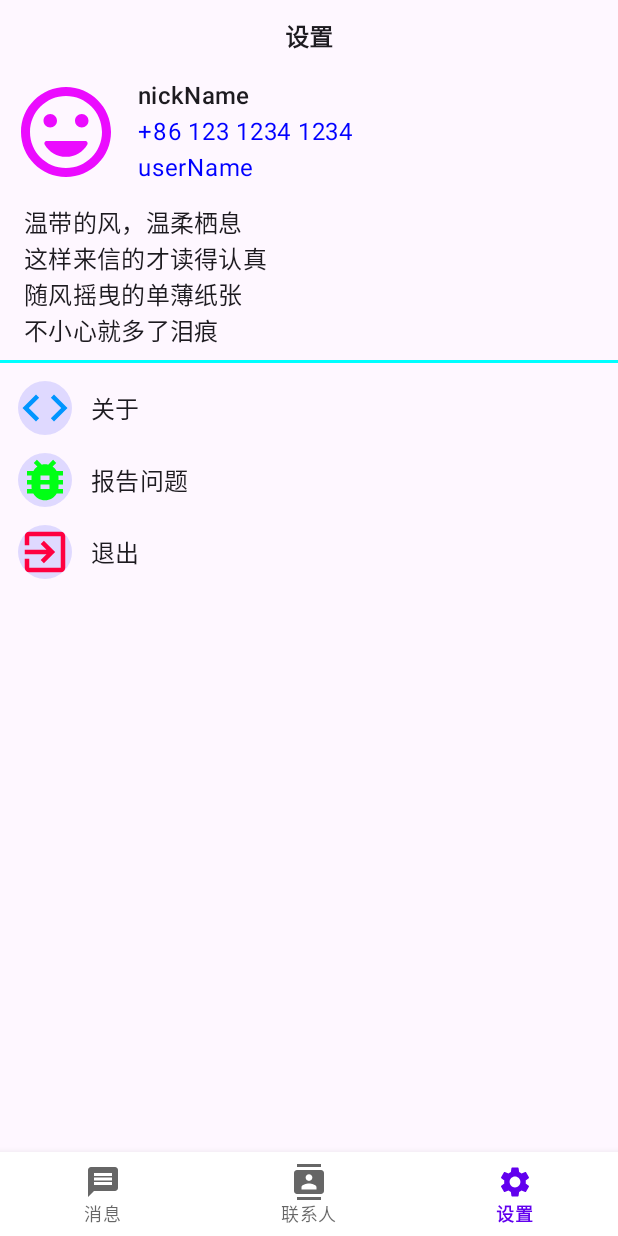
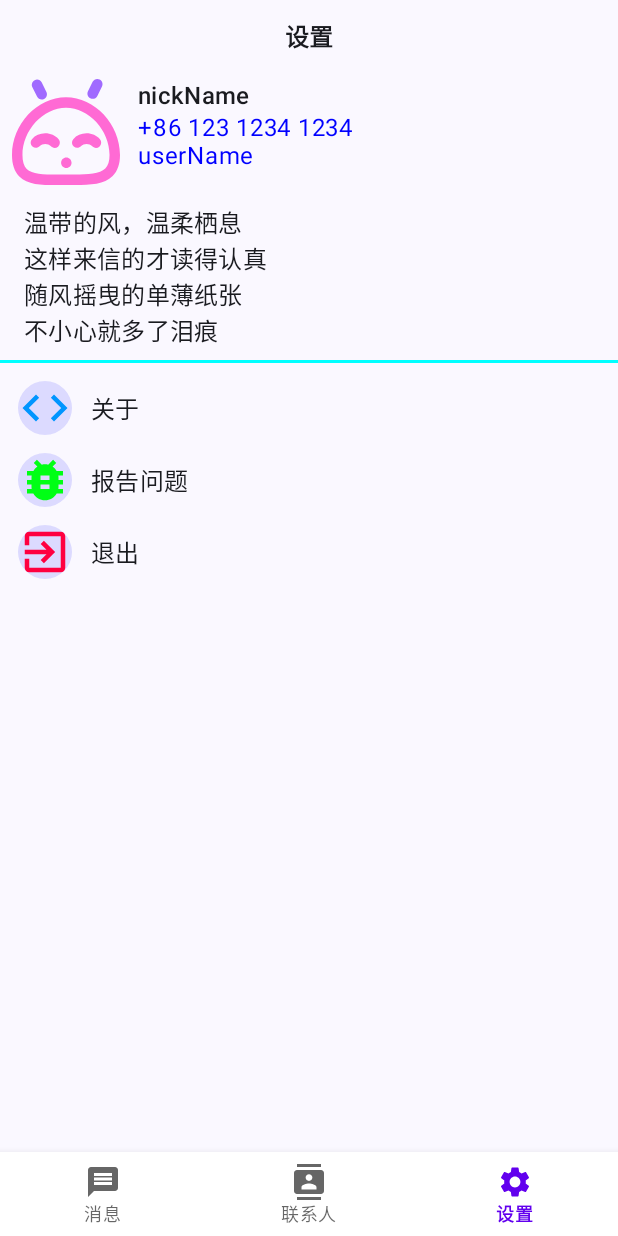
Before and after one commit to iHe1u0/Chat_For_Android, an Android app built with Jetpack Compose: the screen it shows after launch (MainActivity), on a phone screen of 412 x 824 dp. Run offline under Robolectric (Android 15) with nearby library versions, the phone set to English and light mode, and no system bars; our stand-ins replace navigation-ui; libraries missing offline, so code that uses them is left out: org.jivesoftware.smack; 7 statements that could not run were skipped.

Commit message:
更换默认头像，删除多余的分割线（太几把丑了）

```diff
--- a/app/src/main/java/com/imorning/chat/activity/ui/contact/ContactFragment.kt
+++ b/app/src/main/java/com/imorning/chat/activity/ui/contact/ContactFragment.kt
@@ -73,7 +73,7 @@ class ContactFragment : Fragment() {
                 null
             )!!
         )
-        recyclerView.addItemDecoration(divider)
+        // recyclerView.addItemDecoration(divider)
     }
 
     override fun onDestroyView() {
--- a/app/src/main/java/com/imorning/chat/activity/ui/profile/ProfileFragment.kt
+++ b/app/src/main/java/com/imorning/chat/activity/ui/profile/ProfileFragment.kt
@@ -30,6 +30,7 @@ import androidx.compose.ui.unit.dp
 import androidx.fragment.app.Fragment
 import androidx.lifecycle.ViewModelProvider
 import com.imorning.chat.R
+import com.imorning.chat.ui.theme.ProfileTheme
 
 class ProfileFragment : Fragment() {
 
@@ -42,11 +43,13 @@ class ProfileFragment : Fragment() {
             ViewModelProvider(this)[ProfileViewModel::class.java]
         return ComposeView(requireContext()).apply {
             setContent {
-                Surface(
-                    modifier = Modifier.fillMaxSize(),
-                    color = MaterialTheme.colorScheme.background
-                ) {
-                    ProfileScreen()
+                ProfileTheme {
+                    Surface(
+                        modifier = Modifier.fillMaxSize(),
+                        color = MaterialTheme.colorScheme.background
+                    ) {
+                        ProfileScreen()
+                    }
                 }
             }
         }
--- a/app/src/main/java/com/imorning/chat/ui/theme/Color.kt
+++ b/app/src/main/java/com/imorning/chat/ui/theme/Color.kt
@@ -2,7 +2,10 @@ package com.imorning.chat.ui.theme
 
 import androidx.compose.ui.graphics.Color
 
-val Purple200 = Color(0xFFBB86FC)
-val Purple500 = Color(0xFFE2E2E4)
-val Purple700 = Color(0xFFF1EDE8)
-val Teal200 = Color(0xFF03DAC5)
+val Purple80 = Color(0xFFD0BCFF)
+val PurpleGrey80 = Color(0xFFCCC2DC)
+val Pink80 = Color(0xFFEFB8C8)
+
+val Purple40 = Color(0xFF6650a4)
+val PurpleGrey40 = Color(0xFF625b71)
+val Pink40 = Color(0xFF7D5260)
--- a/app/src/main/java/com/imorning/chat/ui/theme/ProfileTheme.kt
+++ b/app/src/main/java/com/imorning/chat/ui/theme/ProfileTheme.kt
@@ -1,14 +1,64 @@
 package com.imorning.chat.ui.theme
 
+import android.app.Activity
+import android.os.Build
 import androidx.compose.foundation.isSystemInDarkTheme
+import androidx.compose.material3.*
 import androidx.compose.runtime.Composable
+import androidx.compose.runtime.SideEffect
+import androidx.compose.ui.graphics.toArgb
+import androidx.compose.ui.platform.LocalContext
+import androidx.compose.ui.platform.LocalView
+import androidx.core.view.ViewCompat
 
+private val DarkColorScheme = darkColorScheme(
+    primary = Purple80,
+    secondary = PurpleGrey80,
+    tertiary = Pink80
+)
 
-//定义主题
+private val LightColorScheme = lightColorScheme(
+    primary = Purple40,
+    secondary = PurpleGrey40,
+    tertiary = Pink40
+
+    /* Other default colors to override
+    background = Color(0xFFFFFBFE),
+    surface = Color(0xFFFFFBFE),
+    onPrimary = Color.White,
+    onSecondary = Color.White,
+    onTertiary = Color.White,
+    onBackground = Color(0xFF1C1B1F),
+    onSurface = Color(0xFF1C1B1F),
+    */
+)
+
 @Composable
 fun ProfileTheme(
     darkTheme: Boolean = isSystemInDarkTheme(),
-    content: @Composable() () -> Unit
+    // Dynamic color is available on Android 12+
+    dynamicColor: Boolean = true,
+    content: @Composable () -> Unit
 ) {
+    val colorScheme = when {
+        dynamicColor && Build.VERSION.SDK_INT >= Build.VERSION_CODES.S -> {
+            val context = LocalContext.current
+            if (darkTheme) dynamicDarkColorScheme(context) else dynamicLightColorScheme(context)
+        }
+        darkTheme -> DarkColorScheme
+        else -> LightColorScheme
+    }
+    val view = LocalView.current
+    if (!view.isInEditMode) {
+        SideEffect {
+            (view.context as Activity).window.statusBarColor = colorScheme.primary.toArgb()
+            ViewCompat.getWindowInsetsController(view)?.isAppearanceLightStatusBars = darkTheme
+        }
+    }
 
+    MaterialTheme(
+        colorScheme = colorScheme,
+        typography = Typography,
+        content = content
+    )
 }
--- /dev/null
+++ b/app/src/main/java/com/imorning/chat/ui/theme/Type.kt
@@ -0,0 +1,34 @@
+package com.imorning.chat.ui.theme
+
+import androidx.compose.material3.Typography
+import androidx.compose.ui.text.TextStyle
+import androidx.compose.ui.text.font.FontFamily
+import androidx.compose.ui.text.font.FontWeight
+import androidx.compose.ui.unit.sp
+
+// Set of Material typography styles to start with
+val Typography = Typography(
+    bodyLarge = TextStyle(
+        fontFamily = FontFamily.Default,
+        fontWeight = FontWeight.Normal,
+        fontSize = 16.sp,
+        lineHeight = 24.sp,
+        letterSpacing = 0.5.sp
+    )
+    /* Other default text styles to override
+    titleLarge = TextStyle(
+        fontFamily = FontFamily.Default,
+        fontWeight = FontWeight.Normal,
+        fontSize = 22.sp,
+        lineHeight = 28.sp,
+        letterSpacing = 0.sp
+    ),
+    labelSmall = TextStyle(
+        fontFamily = FontFamily.Default,
+        fontWeight = FontWeight.Medium,
+        fontSize = 11.sp,
+        lineHeight = 16.sp,
+        letterSpacing = 0.5.sp
+    )
+    */
+)
--- a/app/src/main/res/drawable/ic_default_avatar.xml
+++ b/app/src/main/res/drawable/ic_default_avatar.xml
@@ -1,5 +1,8 @@
-<vector android:autoMirrored="true" android:height="24dp"
-    android:tint="#EB0BFF" android:viewportHeight="24"
-    android:viewportWidth="24" android:width="24dp" xmlns:android="http://schemas.android.com/apk/res/android">
-    <path android:fillColor="@android:color/white" android:pathData="M11.99,2C6.47,2 2,6.48 2,12s4.47,10 9.99,10C17.52,22 22,17.52 22,12S17.52,2 11.99,2zM12,20c-4.42,0 -8,-3.58 -8,-8s3.58,-8 8,-8 8,3.58 8,8 -3.58,8 -8,8zM15.5,11c0.83,0 1.5,-0.67 1.5,-1.5S16.33,8 15.5,8 14,8.67 14,9.5s0.67,1.5 1.5,1.5zM8.5,11c0.83,0 1.5,-0.67 1.5,-1.5S9.33,8 8.5,8 7,8.67 7,9.5 7.67,11 8.5,11zM12,17.5c2.03,0 3.8,-1.11 4.75,-2.75 0.19,-0.33 -0.05,-0.75 -0.44,-0.75L7.69,14c-0.38,0 -0.63,0.42 -0.44,0.75 0.95,1.64 2.72,2.75 4.75,2.75z"/>
+<vector android:autoMirrored="true" android:height="72dp"
+    android:viewportHeight="1024" android:viewportWidth="1024"
+    android:width="72dp" xmlns:android="http://schemas.android.com/apk/res/android">
+    <path android:fillColor="#A06AFF" android:pathData="M809.2,169.6l44.1,-88.9c12.2,-24.5 2.1,-54.3 -22.4,-66.5 -24.5,-12.2 -54.3,-2.1 -66.5,22.4l-44.1,88.9c-12.2,24.5 -2.1,54.3 22.4,66.5 24.6,12.2 54.4,2.2 66.5,-22.4zM237.4,175.8L193.3,87c-12.2,-24.5 -2.1,-54.3 22.4,-66.5 24.5,-12.2 54.3,-2.1 66.5,22.4l44.1,88.9c12.2,24.5 2.1,54.3 -22.4,66.5 -24.5,12.1 -54.3,2.1 -66.5,-22.5z"/>
+    <path android:fillColor="#FF6AD4" android:pathData="M465.5,803.4c0,-27.4 22.2,-49.6 49.6,-49.6 27.4,0 49.6,22.2 49.6,49.6 0,27.4 -22.2,49.6 -49.6,49.6 -27.4,0 -49.6,-22.2 -49.6,-49.6z"/>
+    <path android:fillColor="#FF6AD4" android:pathData="M597.1,1014.9c-15.1,0 -30.5,-0.1 -46,-0.1l-47.4,-0.1 -47.4,0.1c-162.4,0.4 -303.2,1.4 -386.9,-82C22.7,886.3 0,820.2 0,730.6c0,-291.8 239.3,-547.8 512,-547.8s512,256 512,547.8c0,87 -22.8,152 -69.6,198.7 -79.3,78.9 -207.4,85.6 -357.3,85.6zM503.7,915.4l47.9,0.1c147.4,0.5 274.8,1.2 332.9,-56.6 27.2,-27 40.4,-69 40.4,-128.3C924.8,495.8 728,282 512,282S99.2,495.8 99.2,730.6c0,61.9 13.1,105 40.1,131.9 54.5,54.3 175.8,53.3 316.5,53.1l47.9,-0.2z"/>
+    <path android:fillColor="#FF6AD4" android:pathData="M404.5,663.1c-14,0 -28,-5.9 -37.8,-17.4 -22.9,-26.8 -79.6,-27.1 -102.9,-0.4 -18,20.7 -49.3,22.8 -70,4.8 -20.7,-18 -22.8,-49.4 -4.8,-70 30.5,-35 76.5,-55.1 126,-55.1 50.2,0 96.6,20.6 127.2,56.4 17.8,20.8 15.3,52.1 -5.6,69.9 -9.3,7.9 -20.8,11.8 -32.1,11.8zM796.4,663.1c-14,0 -28,-5.9 -37.8,-17.4 -22.9,-26.8 -79.6,-27.1 -102.9,-0.4 -18,20.7 -49.3,22.8 -70,4.8 -20.7,-18 -22.8,-49.4 -4.8,-70 30.5,-35 76.5,-55.1 126,-55.1 50.3,0 96.6,20.6 127.1,56.4 17.8,20.9 15.3,52.2 -5.6,69.9 -9.2,7.9 -20.7,11.8 -32,11.8z"/>
 </vector>
```
